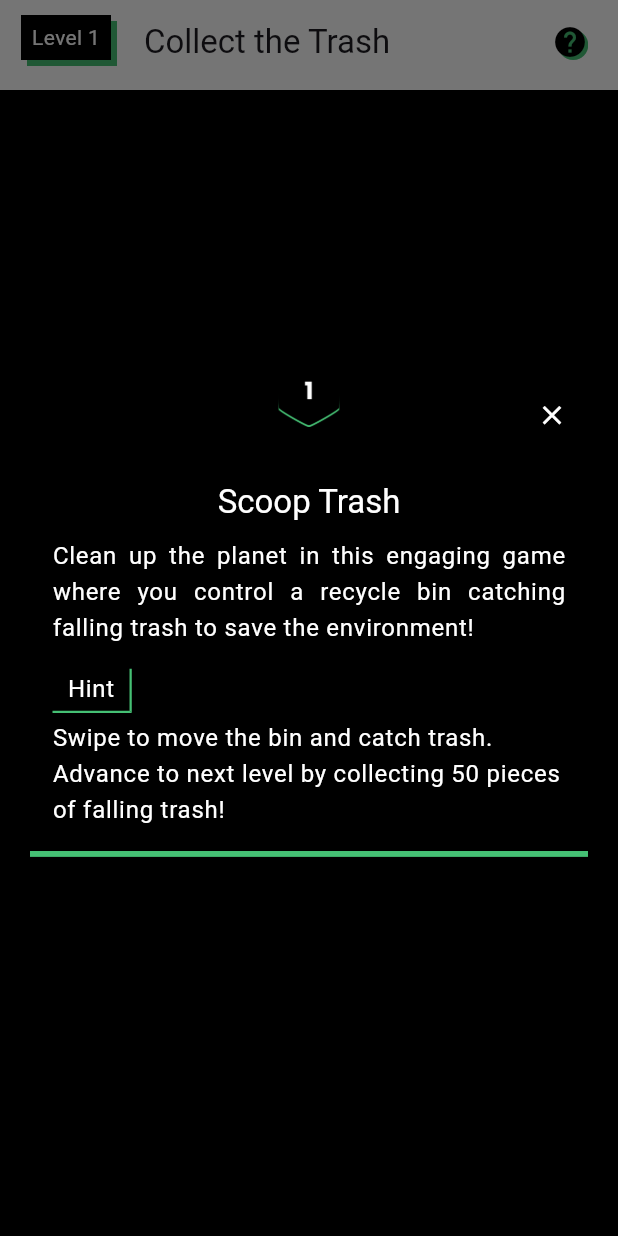
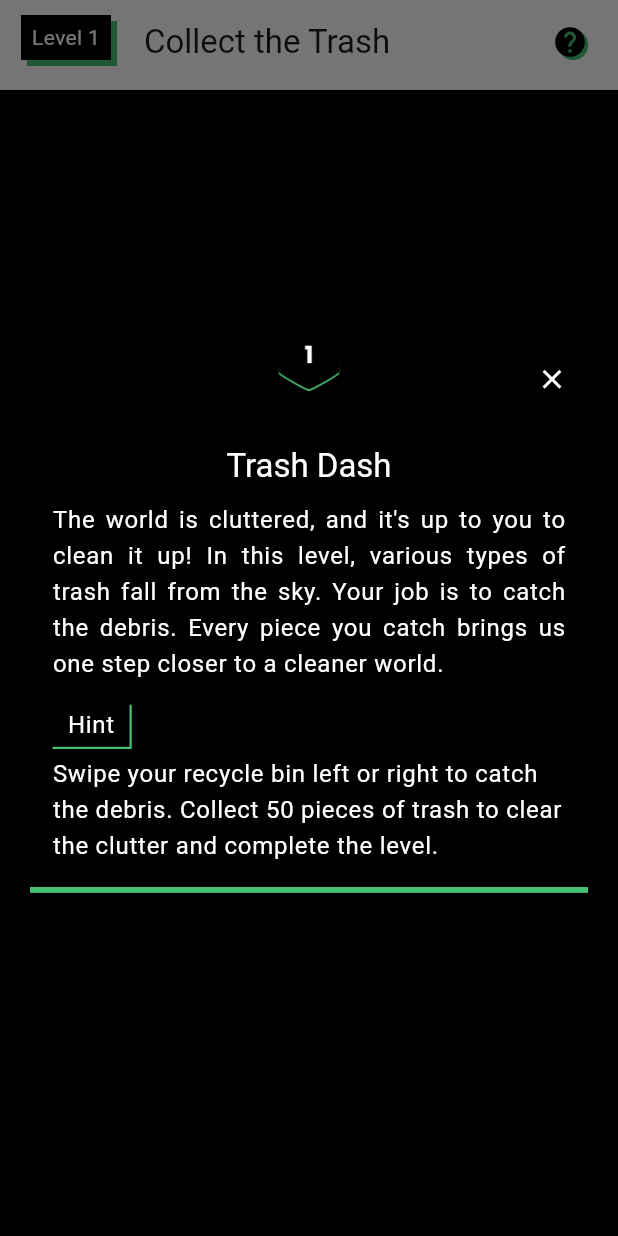
Before and after one commit to SwaroopSambhayya/Captain-Zero, a Flutter app: the Level1 screen opened by its route, on a phone screen of 412 x 824 dp. Run offline on Flutter 3.47's test engine with Material 3 defaults, Android fonts, the phone set to English and light mode, and no system bars; our stand-ins replace animated_text_kit, dotted_border, equatable, flutter_animate, flutter_riverpod, go_router and 5 more; missing offline and left inert: flame, flame_audio, flame_noise, flame_rive, flame_riverpod, neopop; accounts and stored records are empty; Roboto replaces fonts that are missing (GillSans).

Commit message:
enhance wordings

```diff
--- a/lib/const.dart
+++ b/lib/const.dart
@@ -1,21 +1,23 @@
 String level1Description =
     "Great job! Not only did you sharpen your reflexes and decision-making skills, You helped the world be more sustainable by collecting these trash";
 String level2Description =
-    "Did you know jumbled word game helps you in Vocabulary building, Improving cognitive skills and challenges brain to think creatively!";
-
+    "Fantastic Work! By unraveling the jumbled words, you've deepened your understanding of crucial sustainability concepts. You're not just learning words; you're becoming a captain of Earth's future. Keep it up!";
 String level3Description =
-    " Save the earth from harmful and hazardous UV rays! with help of ozone shields";
+    "Brilliant defense!By protecting Earth with the ozone layer,you showcase how vital our actions are for the planet's future, the everyday choices we can make to preserve our environment. Keep shining,";
 
 String scoopTrashDescription =
-    "Clean up the planet in this engaging game where you control a recycle bin catching falling trash to save the environment!";
-
+    "The world is cluttered, and it's up to you to clean it up! In this level, various types of trash fall from the sky. Your job is to catch the debris. Every piece you catch brings us one step closer to a cleaner world.";
 String jumbledWordDescription =
-    "Jumbled word games, also known as word scrambles or anagrams, are popular word puzzles where the letters of a word are rearranged, and the player's task is to unscramble them to form the correct word.";
+    "Unscramble the puzzle of sustainability! Here, you're presented with jumbled letters forming words critical to our environment. Your task is to rearrange them into meaningful concepts of sustainability.";
+String saveEarthDescription =
+    'The Earth is under threat from harmful UV(B and C) rays, and its only protection is the ozone layer you control. Rotate the ozone shield around the planet to fend off incoming rays.';
 
 String level1HintMessage =
-    "Swipe to move the bin and catch trash. Advance to next level by collecting 50 pieces of falling trash!";
+    "Swipe your recycle bin left or right to catch the debris. Collect 50 pieces of trash to clear the clutter and complete the level.";
 String level2HintMessage =
-    "All the words here are built to bring awareness regarding sustainability";
+    "Decipher all 9 words to shine a light on important ecological terms and practices";
+String level3HintMessage =
+    'Protect our home for 90 seconds to ensure its safety and demonstrate the importance of our planets delicate shield.';
 String game2 = "Jumbled Words";
-String game1 = "Scoop Trash";
+String game1 = "Trash Dash";
 String game3 = "Save The Earth";
--- a/lib/features/onboarding/components/captain_zero.dart
+++ b/lib/features/onboarding/components/captain_zero.dart
@@ -1,12 +1,9 @@
 import 'dart:math';
 
 import 'package:animated_text_kit/animated_text_kit.dart';
-import 'package:captain_zero/shared/components/grand_button.dart';
 import 'package:flame_rive/flame_rive.dart';
 import 'package:flutter/material.dart';
-import 'package:go_router/go_router.dart';
 import 'package:lottie/lottie.dart';
-import 'package:shared_preferences/shared_preferences.dart';
 
 class CaptainZero extends StatelessWidget {
   const CaptainZero({super.key});
--- a/lib/features/onboarding/components/game_intro.dart
+++ b/lib/features/onboarding/components/game_intro.dart
@@ -1,5 +1,3 @@
-import 'dart:math';
-
 import 'package:captain_zero/shared/theme.dart';
 import 'package:flutter/material.dart';
 import 'package:flutter_animate/flutter_animate.dart';
```
